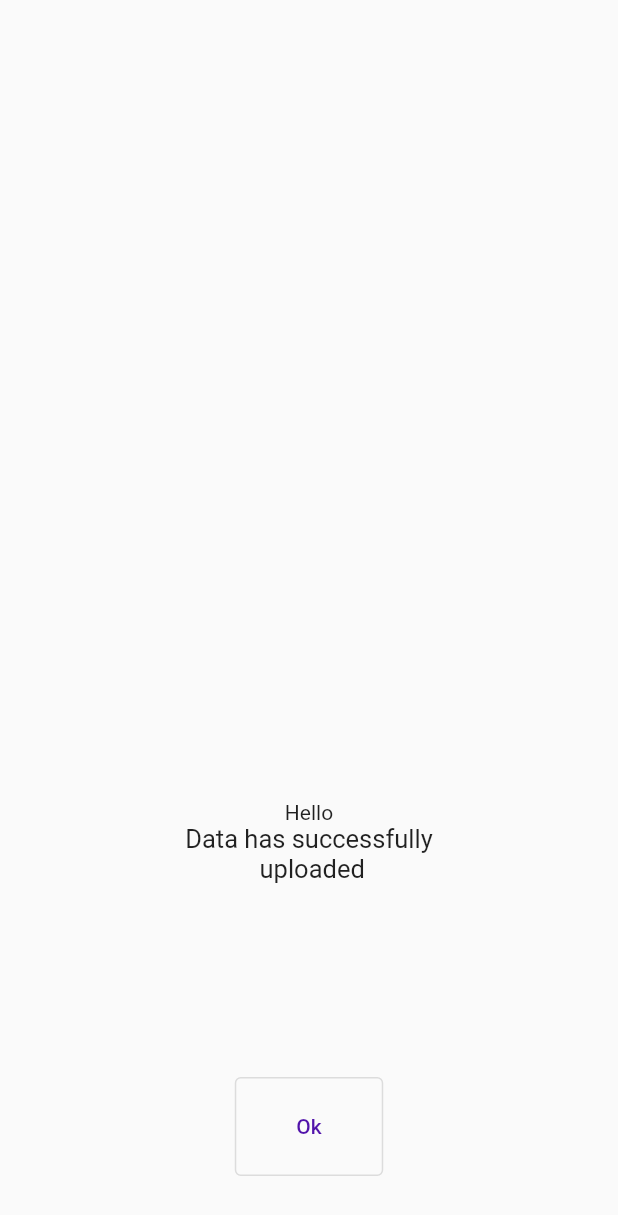
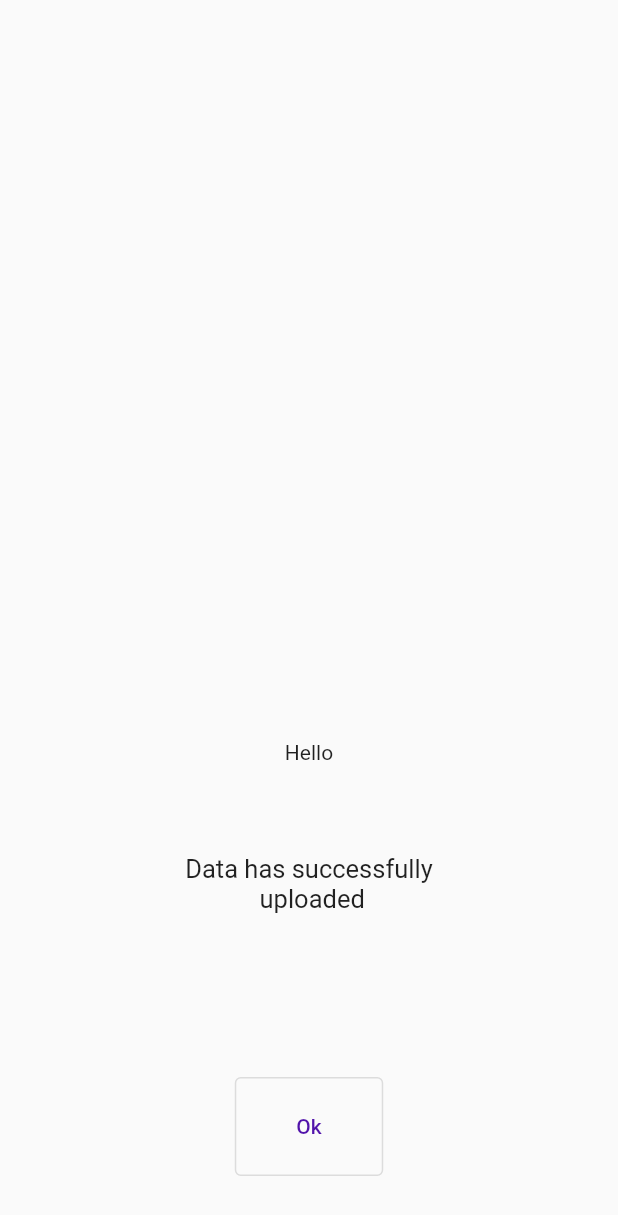
Before and after one commit to kleysonklaus/flutter_loading_bubbles_animation, a Flutter app: the DataBackupCompletedPage widget shown alone on an empty page, opened directly with empty values, on a phone screen of 412 x 824 dp. Shown: the top 1215 px of the screen. Run offline on Flutter 3.47's test engine with Material 2 defaults, Android fonts, the phone set to English and light mode, and no system bars.

```diff
--- a/lib/loading/data_backup_completed_page.dart
+++ b/lib/loading/data_backup_completed_page.dart
@@ -25,7 +25,24 @@ class DataBackupCompletedPage extends AnimatedWidget {
                         child: Text("Hello"),
                       ),
                     )),
+                SizedBox(height: 60),
                 Expanded(
+                  child: TweenAnimationBuilder(
+                    tween: Tween(begin: 0.0, end: 1.0),
+                    duration: Duration(milliseconds: 400),
+                    builder: (_, value, child) {
+                      final val = value as double;
+                      return Opacity(
+                        opacity: val,
+                        child: Transform.translate(
+                          offset: Offset(
+                            0.0,
+                            50 * (1 - val),
+                          ),
+                          child: child,
+                        ),
+                      );
+                    },
                     child: Column(
                       children: [
                         const Text(
@@ -54,6 +71,7 @@ class DataBackupCompletedPage extends AnimatedWidget {
                       ],
                     ),
                   ),
+                ),
               ],
             )),
           )
```
Lines whose indentation alone changed are shown as unchanged.
